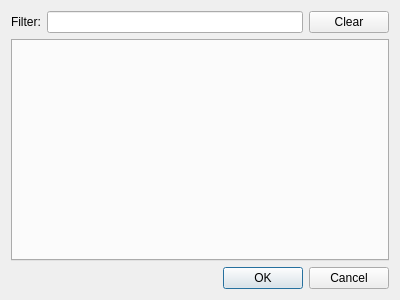
The window that src/appleseed.studio/mainwindow/project/entitybrowserwindow.ui (appleseedhq/appleseed) describes before a commit, drawn with Qt 5.
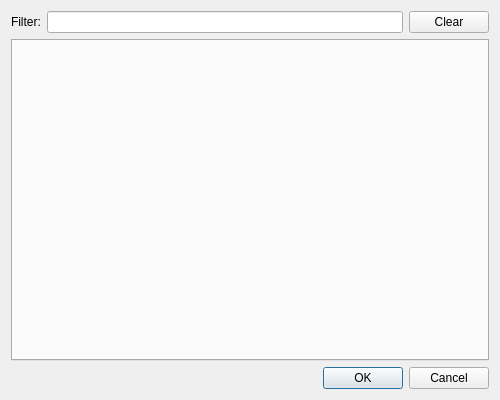
The same window after the commit.

Commit message: Adjust default dimensions of appleseed.studio dialogs

The edit to the form file:
```diff
--- a/src/appleseed.studio/mainwindow/project/entitybrowserwindow.ui
+++ b/src/appleseed.studio/mainwindow/project/entitybrowserwindow.ui
@@ -9,8 +9,8 @@
    <rect>
     <x>0</x>
     <y>0</y>
-    <width>400</width>
-    <height>300</height>
+    <width>500</width>
+    <height>400</height>
    </rect>
   </property>
   <property name="windowTitle">
```
The commit also changes 3 other files.
